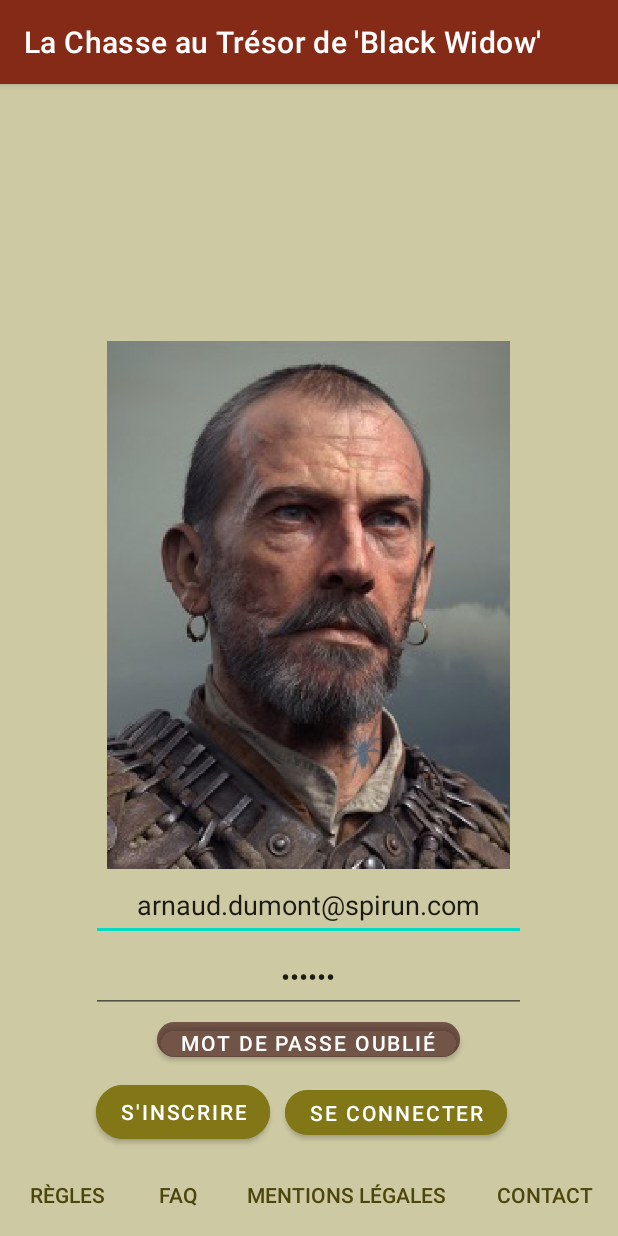
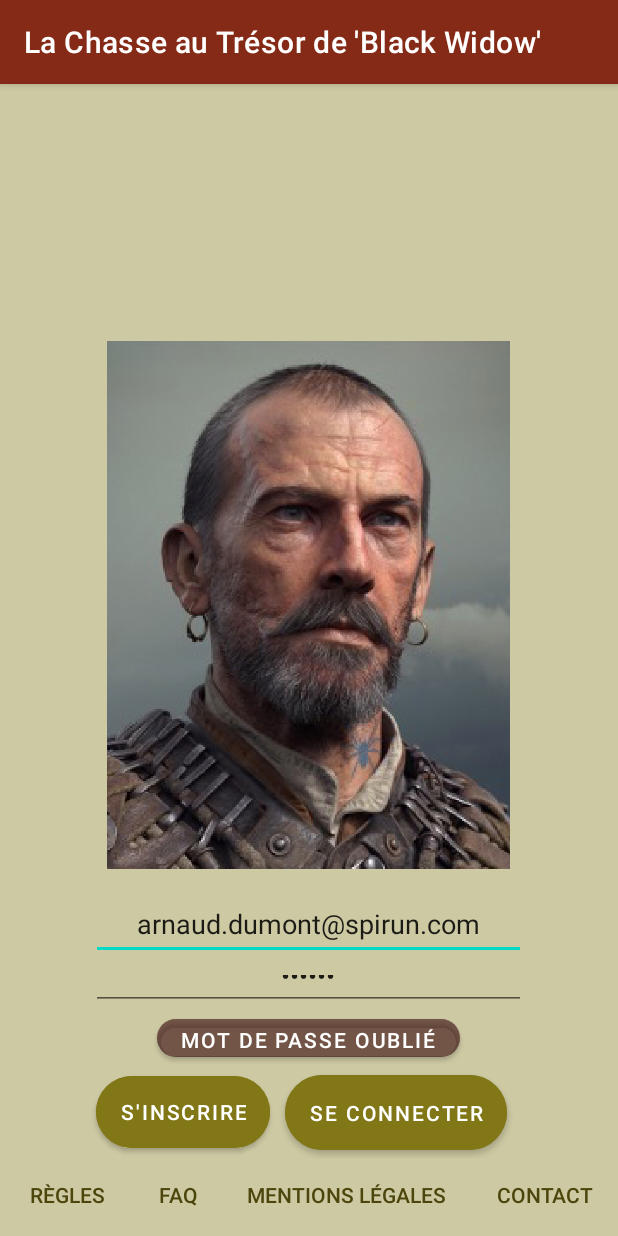
Before and after one commit to Ardu974/Projet2AD-2, an Android app: the screen it shows after launch (MainActivity), on a phone screen of 412 x 824 dp. Run offline under Robolectric (Android 15) with nearby library versions, the phone set to English and light mode, and no system bars; our stand-ins replace Firebase (no records; nobody signed in at launch, a user with empty details on screens opened directly).

Commit message:
Version Lundi 24 aout-11 fin de journée

```diff
--- a/app/src/main/res/layout/activity_main.xml
+++ b/app/src/main/res/layout/activity_main.xml
@@ -48,7 +48,7 @@
             <EditText
                 android:id="@+id/ETMotdepassedinscription"
                 android:layout_width="290dp"
-                android:layout_height="wrap_content"
+                android:layout_height="33dp"
                 android:ems="10"
                 android:hint="Tape ton mot de passe.."
                 android:inputType="textPassword"
@@ -60,8 +60,9 @@
             <Button
                 android:id="@+id/BTMotdepasseoublie"
                 android:layout_width="wrap_content"
-                android:layout_height="wrap_content"
+                android:layout_height="37dp"
                 android:backgroundTint="#653E1313"
+                android:minHeight="60dp"
                 android:text="Mot de passe oublié"
                 app:cornerRadius="90dp" />
 
@@ -81,16 +82,17 @@
                 android:gravity="center|center_horizontal"
                 android:maxWidth="180dp"
                 android:minWidth="80dp"
+                android:minHeight="60dp"
                 android:text="S'inscrire"
                 app:cornerRadius="90px" />
 
             <Button
                 android:id="@+id/BTSeconnecter"
                 android:layout_width="wrap_content"
-                android:layout_height="match_parent"
+                android:layout_height="62dp"
                 android:layout_margin="10dp"
                 android:backgroundTint="#827717"
-                android:minHeight="48dp"
+                android:minHeight="60dp"
                 android:text="Se connecter"
                 app:cornerRadius="90dp" />
 
```
